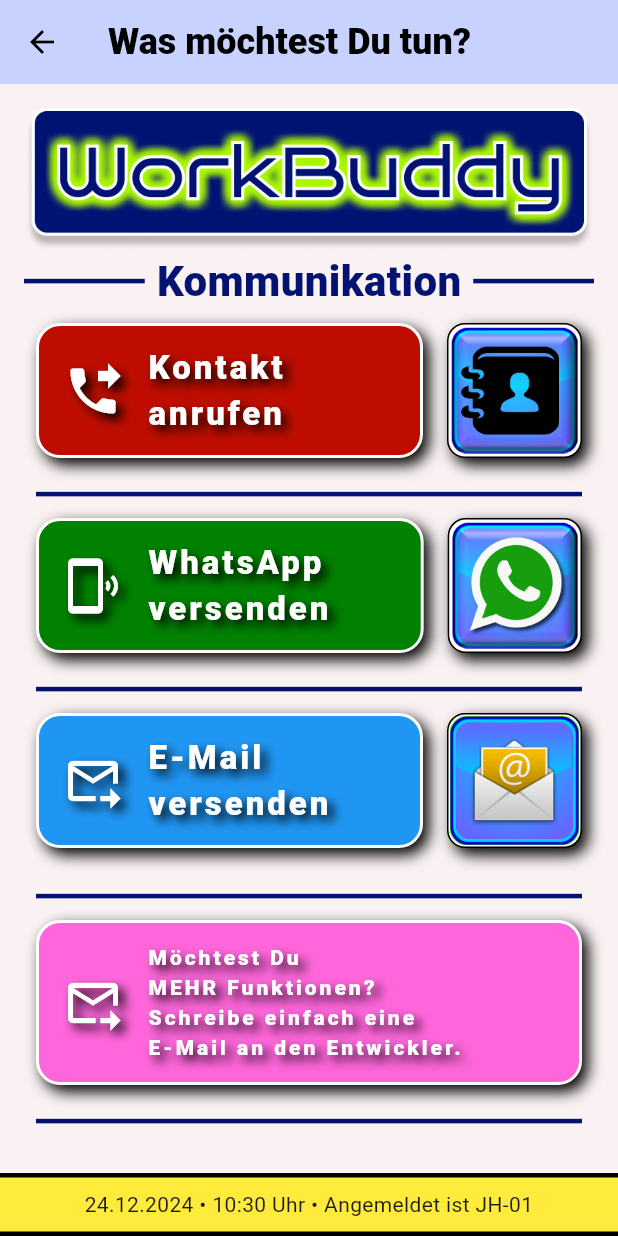
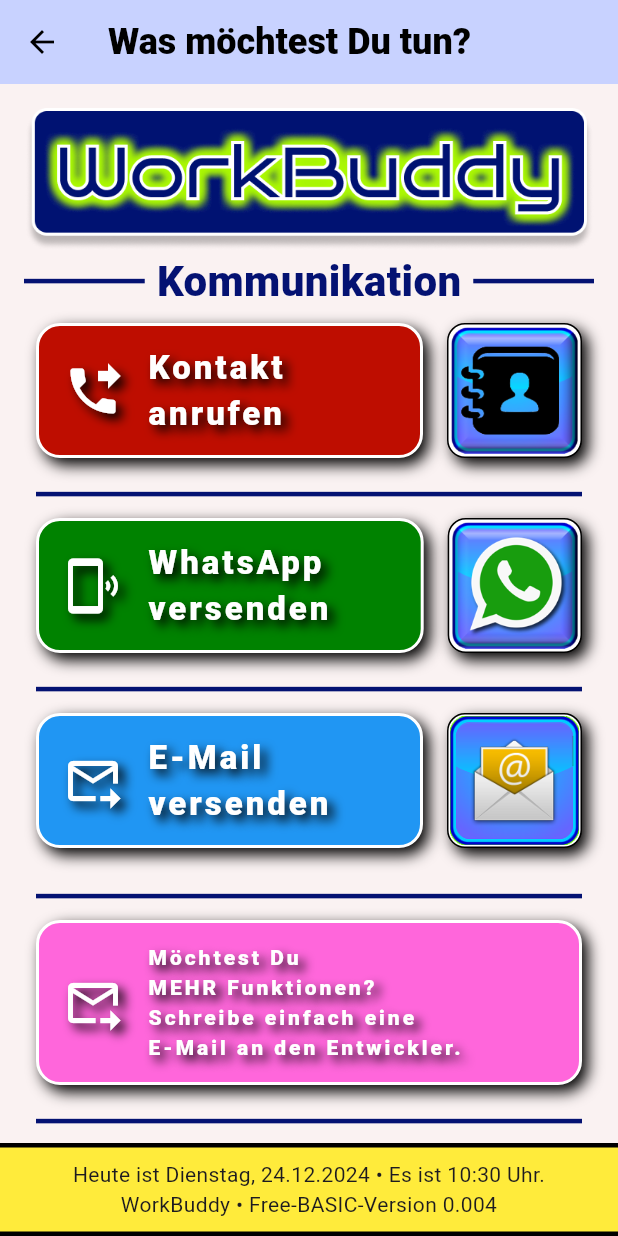
Before and after one commit to JuergenHollmann/workbuddy_basic, a Flutter app: the CommunicationMenu screen opened directly, on a phone screen of 412 x 824 dp. Run offline on Flutter 3.47's test engine with Material 3 defaults, Android fonts, the phone set to English and light mode, and no system bars; our stand-ins replace audioplayers, firebase_auth, firebase_core, searchfield, shared_preferences; missing offline and left inert: flutter_exit_app; accounts and stored records are empty.

```diff
--- a/lib/features/communication/screens/communication_menu.dart
+++ b/lib/features/communication/screens/communication_menu.dart
@@ -1,10 +1,12 @@
 import 'dart:developer';
 
 import 'package:flutter/material.dart';
+import 'package:provider/provider.dart';
 import 'package:workbuddy/config/wb_button_universal_2.dart';
 import 'package:workbuddy/config/wb_colors.dart';
 import 'package:workbuddy/config/wb_sizes.dart';
 import 'package:workbuddy/features/email/email_screen_p043.dart';
+import 'package:workbuddy/main.dart';
 import 'package:workbuddy/shared/widgets/wb_buttons_uni_with_image_button.dart';
 import 'package:workbuddy/shared/widgets/wb_dialog_alert_update_coming_soon.dart';
 import 'package:workbuddy/shared/widgets/wb_divider_with_text_in_center.dart';
@@ -16,9 +18,6 @@
   @override
   Widget build(BuildContext context) {
     log("0016 - CommunicationMenu - wird benutzt");
-
-    DateTime dateTime = DateTime.now();
-    String dateTimeText = '${dateTime.day}.${dateTime.month}.${dateTime.year} • ${dateTime.hour}:${dateTime.minute} Uhr';
 
     return Scaffold(
       backgroundColor: const Color.fromARGB(255, 250, 242, 242),
@@ -258,7 +257,8 @@
       ),
       /*--------------------------------- WbInfoContainer ---*/
       bottomSheet: WbInfoContainer(
-        infoText: '$dateTimeText • Angemeldet ist JH-01',
+        infoText:
+            'Heute ist ${context.watch<CurrentDateProvider>().currentDate} • Es ist ${context.watch<CurrentTimeProvider>().currentTime}.\n${context.watch<CurrentAppVersionProvider>().currentAppVersion}',
         wbColors: Colors.yellow,
       ),
       /*--------------------------------- WbInfoContainer ENDE ---*/
--- a/lib/features/home/screens/home_screen.dart
+++ b/lib/features/home/screens/home_screen.dart
@@ -1,9 +1,11 @@
 import 'dart:developer';
 
 import 'package:flutter/material.dart';
+import 'package:provider/provider.dart';
 import 'package:workbuddy/config/wb_colors.dart';
 import 'package:workbuddy/config/wb_sizes.dart';
 import 'package:workbuddy/features/authentication/screens/p01_login_screen.dart';
+import 'package:workbuddy/main.dart';
 import 'package:workbuddy/shared/widgets/wb_info_container.dart';
 
 class WbHomePage extends StatefulWidget {
@@ -98,7 +100,8 @@
             Expanded(child: const P01LoginScreen()),
             /*--------------------------------- WbInfoContainer ---*/
             WbInfoContainer(
-              infoText: 'WorkBuddy • Free-BASIC-Version 0.002',
+              infoText:
+                  'Heute ist ${context.watch<CurrentDateProvider>().currentDate} • Es ist ${context.watch<CurrentTimeProvider>().currentTime}.\n${context.watch<CurrentAppVersionProvider>().currentAppVersion}',
               wbColors: Colors.yellow,
             ),
             /*--------------------------------- WbInfoContainer ENDE ---*/
--- a/lib/main.dart
+++ b/lib/main.dart
@@ -29,8 +29,8 @@
       Provider<AuthRepository>(
         create: (_) => authRepository,
       ),
+      ChangeNotifierProvider(create: (context) => CurrentAppVersionProvider()),
       ChangeNotifierProvider(create: (context) => CurrentUserProvider()),
-      ChangeNotifierProvider(create: (context) => CurrentAppVersionProvider()),
       ChangeNotifierProvider(create: (context) => CurrentDateProvider()),
       ChangeNotifierProvider(create: (context) => CurrentTimeProvider()),
     ],
@@ -41,14 +41,14 @@
   ));
 }
 
+/*--------------------------------- CurrentAppVersionProvider ---*/
+class CurrentAppVersionProvider extends ChangeNotifier {
+  String currentAppVersion = "WorkBuddy • Free-BASIC-Version 0.004";
+}
+
 /*--------------------------------- CurrentUserProvider ---*/
 class CurrentUserProvider extends ChangeNotifier {
   String currentUser = "Peter";
-}
-
-/*--------------------------------- CurrentAppVersionProvider ---*/
-class CurrentAppVersionProvider extends ChangeNotifier {
-  String currentAppVersion = "WorkBuddy • Free-BASIC-Version 0.003";
 }
 
 /*--------------------------------- CurrentDateProvider ---*/
```
